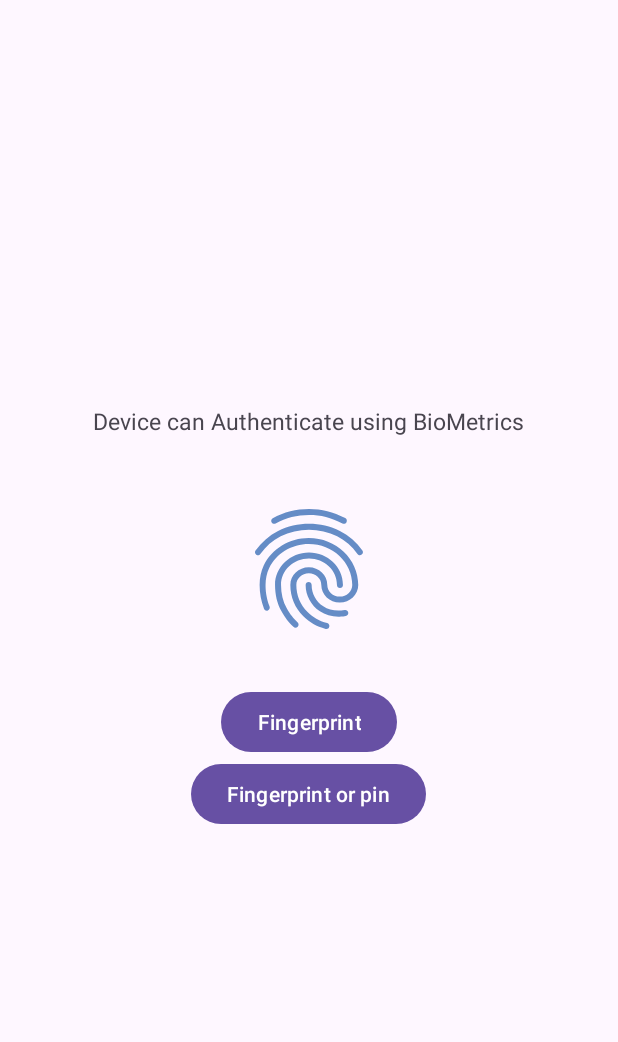
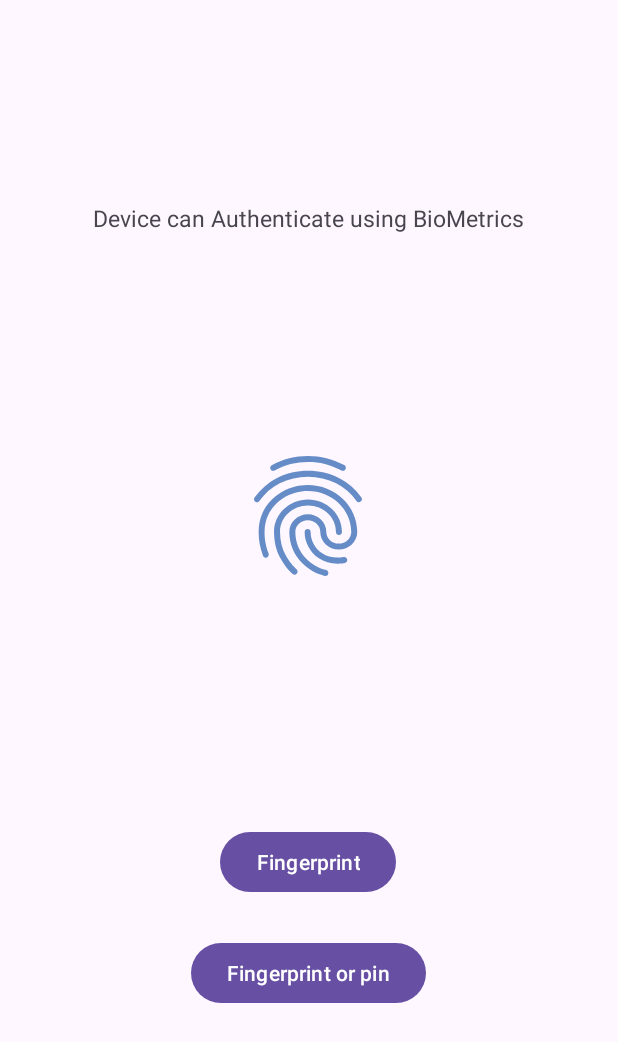
Before and after one commit to ravinduWP/Android-Fingerprint-authenticator, an Android app: the screen it shows after launch (MainActivity), on a phone screen of 412 x 824 dp. Shown: the top 1042 px of the screen. Run offline under Robolectric (Android 15) with nearby library versions, the phone set to English and light mode, and no system bars.

Commit message:
Update activity_main.xml

```diff
--- a/app/src/main/res/layout/activity_main.xml
+++ b/app/src/main/res/layout/activity_main.xml
@@ -1,40 +1,59 @@
 <?xml version="1.0" encoding="utf-8"?>
-<androidx.appcompat.widget.LinearLayoutCompat xmlns:android="http://schemas.android.com/apk/res/android"
+<androidx.constraintlayout.widget.ConstraintLayout xmlns:android="http://schemas.android.com/apk/res/android"
     xmlns:app="http://schemas.android.com/apk/res-auto"
     xmlns:tools="http://schemas.android.com/tools"
     android:layout_width="match_parent"
     android:layout_height="match_parent"
-    android:orientation="vertical"
-    android:gravity="center"
     tools:context=".MainActivity">
 
     <TextView
+        android:id="@+id/tx_info"
         android:layout_width="wrap_content"
         android:layout_height="wrap_content"
         android:text=""
-        android:id="@+id/tx_info"
         android:textSize="15sp"
-        android:layout_marginBottom="40dp"
-        />
+        app:layout_constraintBottom_toBottomOf="parent"
+        app:layout_constraintEnd_toEndOf="parent"
+        app:layout_constraintHorizontal_bias="0.498"
+        app:layout_constraintStart_toStartOf="parent"
+        app:layout_constraintTop_toTopOf="parent"
+        app:layout_constraintVertical_bias="0.168" />
+
     <ImageView
+        android:id="@+id/imageView"
         android:layout_width="wrap_content"
         android:layout_height="wrap_content"
+        android:layout_centerInParent="true"
         android:src="@drawable/baseline_fingerprint"
-        android:layout_centerInParent = "true"
-        />
+        app:layout_constraintBottom_toBottomOf="parent"
+        app:layout_constraintEnd_toEndOf="parent"
+        app:layout_constraintHorizontal_bias="0.498"
+        app:layout_constraintStart_toStartOf="parent"
+        app:layout_constraintTop_toTopOf="parent"
+        app:layout_constraintVertical_bias="0.407" />
 
     <Button
+        android:id="@+id/fp"
         android:layout_width="wrap_content"
         android:layout_height="wrap_content"
-        android:id="@+id/fp"
         android:text="Fingerprint"
-        android:layout_marginTop="30dp"
 
-        />
+        app:layout_constraintBottom_toBottomOf="parent"
+        app:layout_constraintEnd_toEndOf="parent"
+        app:layout_constraintHorizontal_bias="0.498"
+        app:layout_constraintStart_toStartOf="parent"
+        app:layout_constraintTop_toTopOf="parent"
+        app:layout_constraintVertical_bias="0.71" />
+
     <Button
+        android:id="@+id/fppin"
         android:layout_width="wrap_content"
         android:layout_height="wrap_content"
-        android:id="@+id/fppin"
         android:text="Fingerprint or pin"
-        />
-</androidx.appcompat.widget.LinearLayoutCompat>
+        app:layout_constraintBottom_toBottomOf="parent"
+        app:layout_constraintEnd_toEndOf="parent"
+        app:layout_constraintHorizontal_bias="0.498"
+        app:layout_constraintStart_toStartOf="parent"
+        app:layout_constraintTop_toTopOf="parent"
+        app:layout_constraintVertical_bias="0.805" />
+</androidx.constraintlayout.widget.ConstraintLayout >
```
